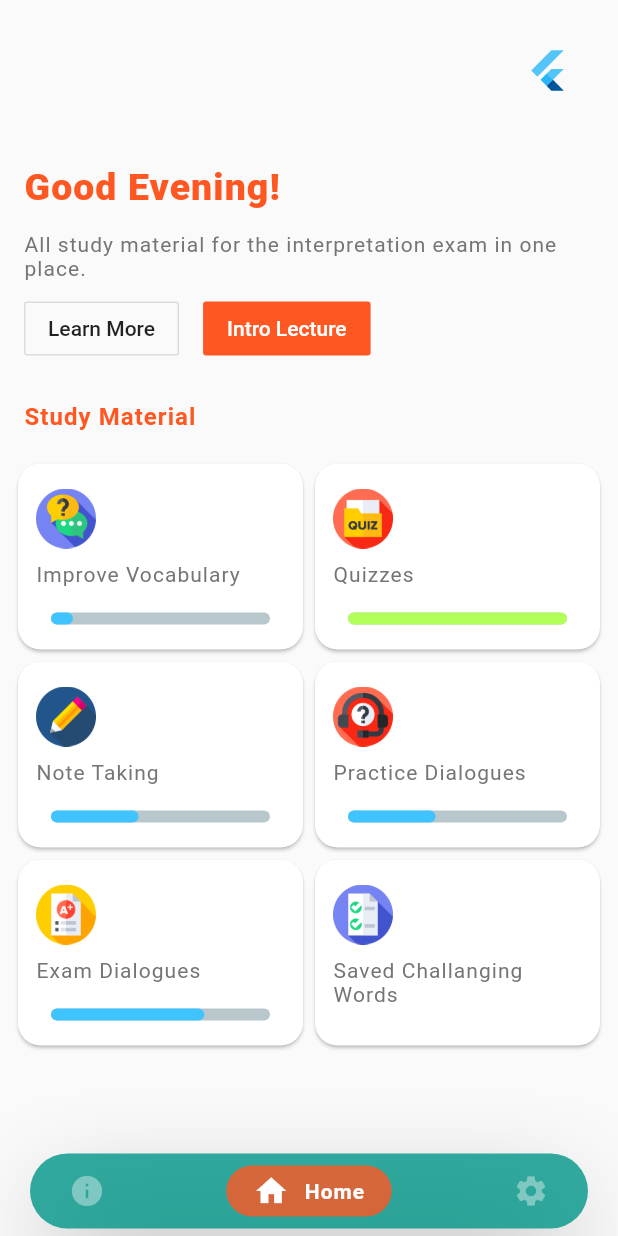
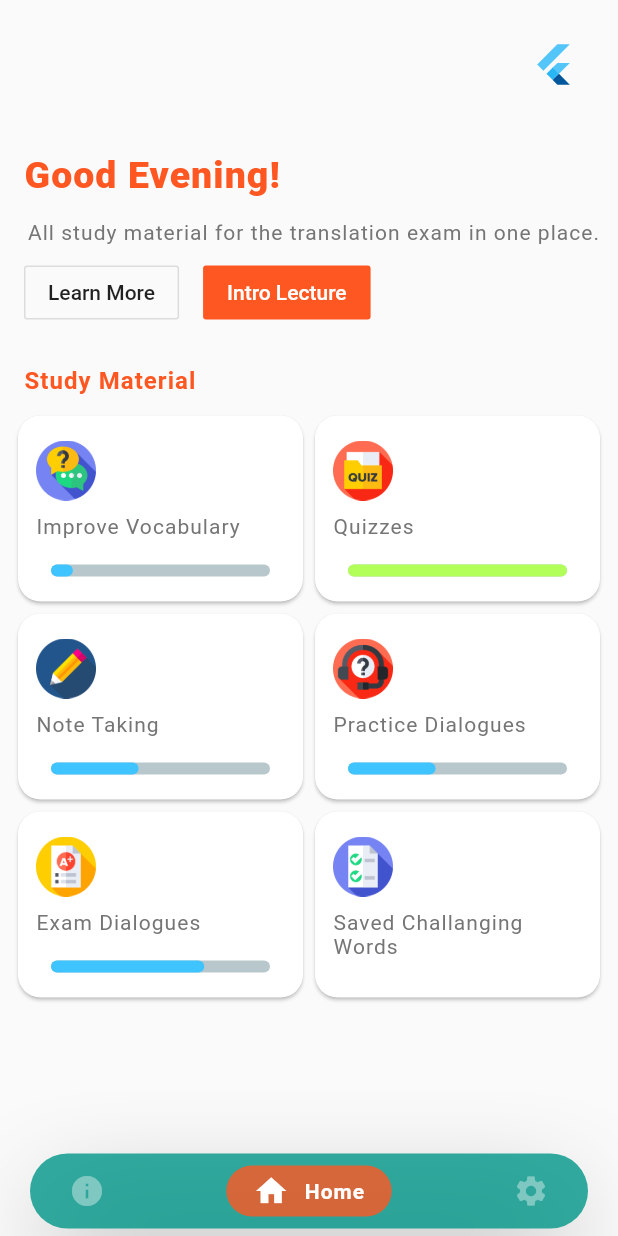
Before and after one commit to harithwick/flutter_card_based_ui, a Flutter app: the screen it shows after launch, on a phone screen of 412 x 824 dp. Run offline on Flutter 3.47's test engine with Material 2 defaults, Android fonts, the phone set to English and light mode, and no system bars; drawn by our look-alikes of google_nav_bar, percent_indicator; our stand-ins replace font_awesome_flutter, google_fonts.

Commit message:
Home page text change

```diff
--- a/lib/screens/home.dart
+++ b/lib/screens/home.dart
@@ -15,7 +15,7 @@ class _HomeState extends State<Home> {
       mainAxisAlignment: MainAxisAlignment.end,
       children: [
         Padding(
-          padding: const EdgeInsets.all(32.0),
+          padding: const EdgeInsets.all(28.0),
           child: FlutterLogo(
             size: 30,
           ),
@@ -27,8 +27,7 @@ class _HomeState extends State<Home> {
   Widget _introText() {
     return Container(
       margin: EdgeInsets.fromLTRB(16, 16, 10, 0),
-      child: Text(
-          'All study material for the interpretation exam in one place.',
+      child: Text('All study material for the translation exam in one place.',
           style: Theme.of(context).textTheme.bodyText2),
     );
   }
@@ -87,7 +86,7 @@ class _HomeState extends State<Home> {
 
   Widget _cards() {
     return Container(
-      margin: EdgeInsets.all(8),
+      margin: EdgeInsets.symmetric(horizontal: 8),
       child: GridView.count(
         childAspectRatio: 1.5,
         crossAxisCount: 2,
```
